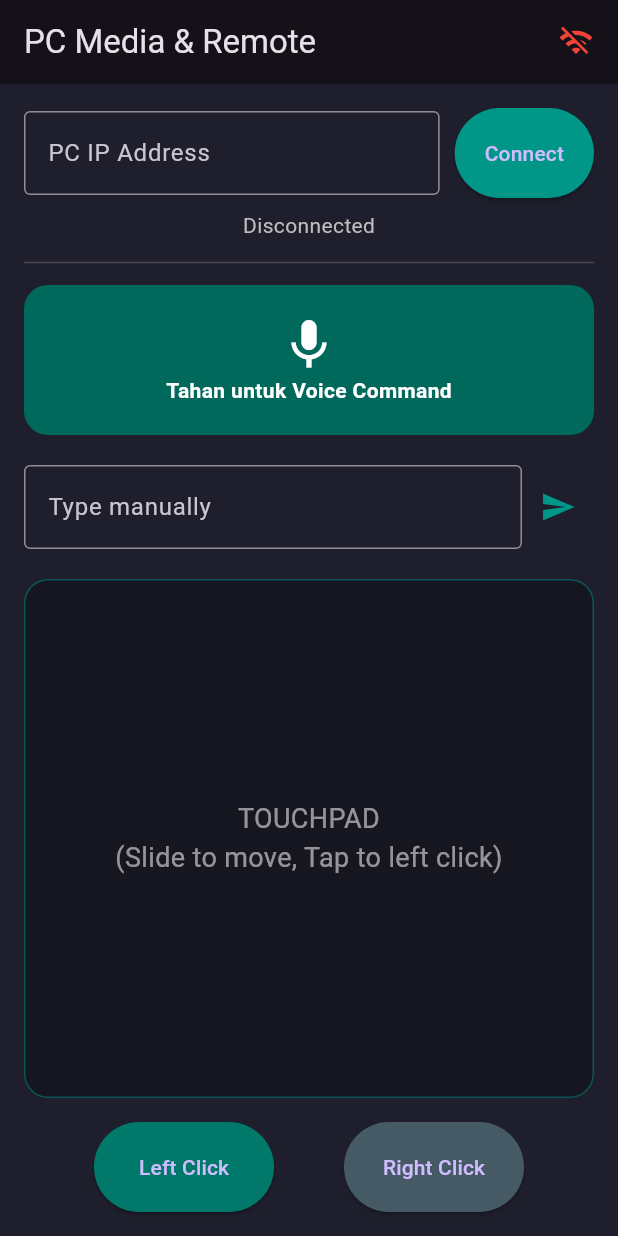
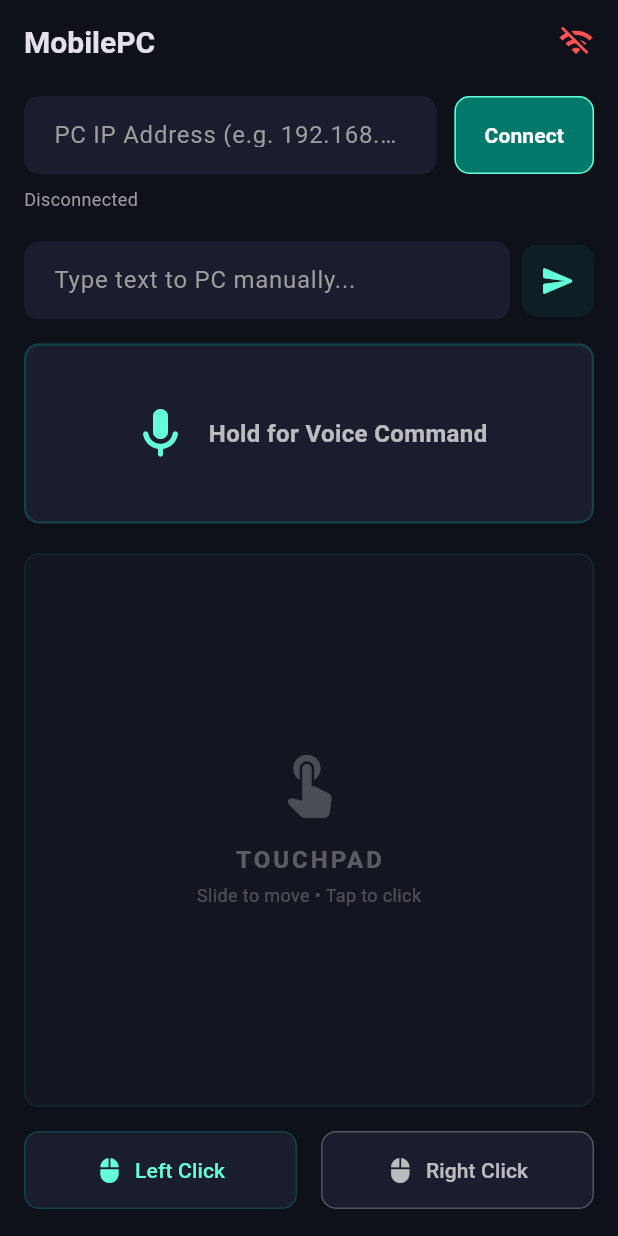
Before and after one commit to YRJ-10/Mobile-PC-Input-Control, a Flutter app: the screen it shows after launch, on a phone screen of 412 x 824 dp. Run offline on Flutter 3.47's test engine with Material 3 defaults, Android fonts, the phone set to English and light mode, and no system bars; our stand-ins replace permission_handler, speech_to_text.

Commit message:
Final ui tweak

```diff
--- a/flutter_client/lib/main.dart
+++ b/flutter_client/lib/main.dart
@@ -6,19 +6,24 @@
 import 'package:flutter/services.dart';
 
 void main() {
-  runApp(const MobilePCMediaApp());
+  runApp(const MobilePCApp());
 }
 
-class MobilePCMediaApp extends StatelessWidget {
-  const MobilePCMediaApp({super.key});
+class MobilePCApp extends StatelessWidget {
+  const MobilePCApp({super.key});
 
   @override
   Widget build(BuildContext context) {
     return MaterialApp(
-      title: 'PC Remote Control',
+      title: 'MobilePC',
+      debugShowCheckedModeBanner: false,
       theme: ThemeData.dark().copyWith(
-        primaryColor: Colors.teal,
-        scaffoldBackgroundColor: const Color(0xFF1E1E2C),
+        primaryColor: Colors.tealAccent,
+        scaffoldBackgroundColor: const Color(0xFF0F111A),
+        appBarTheme: const AppBarTheme(
+          backgroundColor: Color(0xFF0F111A),
+          elevation: 0,
+        ),
       ),
       home: const RemoteHomePage(),
     );
@@ -40,12 +45,10 @@
   bool _isConnected = false;
   String _statusMessage = "Disconnected";
 
-  // Speech to Text
   late stt.SpeechToText _speech;
   bool _isListening = false;
   String _lastRecognizedWords = "";
 
-  // Platform Channel untuk Low Latency Native Audio
   static const platform = MethodChannel('com.mobilepcmedia/audio');
 
   @override
@@ -75,7 +78,7 @@
     try {
       await platform.invokeMethod('startAudioReceiver');
     } on PlatformException catch (e) {
-      print("Gagal memulai Native Audio: '${e.message}'.");
+      print("Failed to start Native Audio: '${e.message}'.");
     }
   }
 
@@ -83,7 +86,7 @@
     try {
       await platform.invokeMethod('stopAudioReceiver');
     } on PlatformException catch (e) {
-      print("Gagal menghentikan Native Audio: '${e.message}'.");
+      print("Failed to stop Native Audio: '${e.message}'.");
     }
   }
 
@@ -94,8 +97,6 @@
     try {
       setState(() => _statusMessage = "Connecting...");
       _socket = await Socket.connect(ip, 8080, timeout: const Duration(seconds: 5));
-
-      // Matikan Nagle's Algorithm agar perintah langsung dikirim tanpa delay
       _socket!.setOption(SocketOption.tcpNoDelay, true);
 
       setState(() {
@@ -103,17 +104,12 @@
         _statusMessage = "Connected to $ip";
       });
 
-      // Mulai jalankan Audio Receiver di Native Kotlin (Bypass Flutter)
       _startNativeAudioReceiver();
 
       _socket!.listen(
         (data) {},
-        onError: (error) {
-          _disconnect();
-        },
-        onDone: () {
-          _disconnect();
-        },
+        onError: (error) => _disconnect(),
+        onDone: () => _disconnect(),
       );
     } catch (e) {
       setState(() => _statusMessage = "Connection failed: $e");
@@ -127,6 +123,35 @@
       _isConnected = false;
       _statusMessage = "Disconnected";
     });
+  }
+
+  void _confirmDisconnect() {
+    showDialog(
+      context: context,
+      builder: (ctx) => AlertDialog(
+        backgroundColor: const Color(0xFF1E1E2C),
+        shape: RoundedRectangleBorder(borderRadius: BorderRadius.circular(12)),
+        title: const Text('Disconnect?', style: TextStyle(color: Colors.white, fontWeight: FontWeight.bold)),
+        content: const Text('Are you sure you want to disconnect from the PC?', style: TextStyle(color: Colors.white70)),
+        actions: [
+          TextButton(
+            onPressed: () => Navigator.pop(ctx),
+            child: const Text('Cancel', style: TextStyle(color: Colors.grey)),
+          ),
+          ElevatedButton(
+            style: ElevatedButton.styleFrom(
+              backgroundColor: Colors.redAccent,
+              shape: RoundedRectangleBorder(borderRadius: BorderRadius.circular(8)),
+            ),
+            onPressed: () {
+              Navigator.pop(ctx);
+              _disconnect();
+            },
+            child: const Text('Disconnect', style: TextStyle(color: Colors.white)),
+          ),
+        ],
+      ),
+    );
   }
 
   void _sendCommand(Map<String, dynamic> command) {
@@ -146,7 +171,6 @@
     _accumulatedDy += details.delta.dy;
 
     final now = DateTime.now();
-    // Throttling 60 FPS
     if (now.difference(_lastPanTime).inMilliseconds >= 16) {
       const double sensitivity = 2.5;
       _sendCommand({
@@ -169,13 +193,13 @@
     if (text.isNotEmpty) {
       _sendCommand({"type": "TYPE_TEXT", "text": text});
       _textController.clear();
+      FocusScope.of(context).unfocus(); // Menutup keyboard setelah send
     }
   }
 
-  // --- VOICE COMMAND (Real-time Typing) ---
+  // --- VOICE COMMAND ---
   void _startListening() async {
     if (!_isConnected) return;
-
     bool available = await _speech.initialize(
       onStatus: (val) {
         if (val == 'done' || val == 'notListening') {
@@ -193,14 +217,12 @@
       _speech.listen(
         onResult: (val) {
           String recognizedWords = val.recognizedWords;
-
           if (recognizedWords.startsWith(_lastRecognizedWords)) {
             String newWords = recognizedWords.substring(_lastRecognizedWords.length);
             if (newWords.isNotEmpty) {
               _sendCommand({"type": "TYPE_TEXT", "text": newWords});
             }
           }
-
           _lastRecognizedWords = recognizedWords;
         },
         listenMode: stt.ListenMode.dictation,
@@ -210,104 +232,150 @@
 
   void _stopListening() {
     _speech.stop();
-    setState(() {
-      _isListening = false;
-    });
+    setState(() => _isListening = false);
+  }
+
+  InputDecoration _modernInputDecoration(String label) {
+    return InputDecoration(
+      labelText: label,
+      labelStyle: const TextStyle(color: Colors.grey),
+      filled: true,
+      fillColor: const Color(0xFF1A1D2D),
+      contentPadding: const EdgeInsets.symmetric(horizontal: 16, vertical: 14),
+      border: OutlineInputBorder(
+        borderRadius: BorderRadius.circular(10),
+        borderSide: BorderSide.none,
+      ),
+      focusedBorder: OutlineInputBorder(
+        borderRadius: BorderRadius.circular(10),
+        borderSide: const BorderSide(color: Colors.tealAccent, width: 1.5),
+      ),
+    );
   }
 
   @override
   Widget build(BuildContext context) {
     return Scaffold(
+      resizeToAvoidBottomInset: false, // Mencegah overflow saat keyboard muncul
       appBar: AppBar(
-        title: const Text('PC Media & Remote'),
+        title: const Text('MobilePC', style: TextStyle(fontWeight: FontWeight.w600, fontSize: 20)),
         actions: [
+          if (_isConnected) ...[
+            const Icon(Icons.speaker_group, color: Colors.tealAccent, size: 20),
+            const SizedBox(width: 6),
+            const Center(child: Text('Audio ON', style: TextStyle(color: Colors.tealAccent, fontSize: 13, fontWeight: FontWeight.bold))),
+            const SizedBox(width: 16),
+          ],
           Icon(_isConnected ? Icons.wifi : Icons.wifi_off,
-              color: _isConnected ? Colors.green : Colors.red),
+              color: _isConnected ? Colors.greenAccent : Colors.redAccent, size: 24),
           const SizedBox(width: 16),
         ],
       ),
-      body: Padding(
-        padding: const EdgeInsets.all(16.0),
+      // Membungkus body dengan GestureDetector agar bisa unfocus saat klik di luar area text field
+      body: GestureDetector(
+        onTap: () => FocusScope.of(context).unfocus(),
+        behavior: HitTestBehavior.translucent,
+        child: Padding(
+          padding: const EdgeInsets.symmetric(horizontal: 16.0, vertical: 8.0),
           child: Column(
             children: [
-            // Connection Area
+              // Area Koneksi
               Row(
                 children: [
                   Expanded(
                     child: TextField(
                       controller: _ipController,
-                    decoration: const InputDecoration(
-                      labelText: 'PC IP Address',
-                      hintText: 'e.g., 192.168.1.15',
-                      border: OutlineInputBorder(),
-                    ),
-                    keyboardType: TextInputType.numberWithOptions(decimal: true),
+                      decoration: _modernInputDecoration('PC IP Address (e.g. 192.168.1.9)'),
+                      keyboardType: const TextInputType.numberWithOptions(decimal: true),
+                      style: const TextStyle(color: Colors.white, fontWeight: FontWeight.bold),
                     ),
                   ),
-                const SizedBox(width: 10),
+                  const SizedBox(width: 12),
                   ElevatedButton(
-                  onPressed: _isConnected ? _disconnect : _connectToServer,
+                    onPressed: _isConnected ? _confirmDisconnect : _connectToServer,
                     style: ElevatedButton.styleFrom(
-                    backgroundColor: _isConnected ? Colors.red : Colors.teal,
-                    padding: const EdgeInsets.symmetric(vertical: 20, horizontal: 20),
+                      backgroundColor: _isConnected ? const Color(0xFF2A1515) : Colors.teal.shade700,
+                      foregroundColor: _isConnected ? Colors.redAccent : Colors.white,
+                      side: BorderSide(color: _isConnected ? Colors.redAccent : Colors.tealAccent, width: 1),
+                      shape: RoundedRectangleBorder(borderRadius: BorderRadius.circular(10)),
+                      padding: const EdgeInsets.symmetric(vertical: 16, horizontal: 20),
+                      elevation: 0,
                     ),
-                  child: Text(_isConnected ? 'Disconnect' : 'Connect'),
+                    child: Text(
+                      _isConnected ? 'Disconnect' : 'Connect',
+                      style: const TextStyle(fontWeight: FontWeight.bold, fontSize: 14),
+                    ),
                   ),
                 ],
               ),
               const SizedBox(height: 8),
-            Text(_statusMessage, style: TextStyle(color: Colors.grey[400])),
-            const Divider(height: 30),
+              Align(
+                alignment: Alignment.centerLeft,
+                child: Text(_statusMessage, style: TextStyle(color: _isConnected ? Colors.greenAccent : Colors.grey[500], fontSize: 12)),
+              ),
+              const SizedBox(height: 20),
 
-            // Voice Command Button
+              // Text Input
+              Row(
+                children: [
+                  Expanded(
+                    child: TextField(
+                      controller: _textController,
+                      decoration: _modernInputDecoration('Type text to PC manually...'),
+                      style: const TextStyle(color: Colors.white),
+                      onSubmitted: (_) => _sendText(),
+                    ),
+                  ),
+                  const SizedBox(width: 8),
+                  Container(
+                    decoration: BoxDecoration(
+                      color: Colors.teal.withOpacity(0.1),
+                      borderRadius: BorderRadius.circular(10),
+                    ),
+                    child: IconButton(
+                      icon: const Icon(Icons.send_rounded, color: Colors.tealAccent),
+                      onPressed: _sendText,
+                    ),
+                  ),
+                ],
+              ),
+              const SizedBox(height: 16),
+
+              // Voice Command (Diperbesar Vertikal)
               GestureDetector(
                 onLongPressStart: (_) => _startListening(),
                 onLongPressEnd: (_) => _stopListening(),
                 child: AnimatedContainer(
                   duration: const Duration(milliseconds: 200),
-                height: 100,
+                  height: 120, // Tinggi ditambah
                   width: double.infinity,
                   decoration: BoxDecoration(
-                  color: _isListening ? Colors.redAccent : Colors.teal.shade800,
-                  borderRadius: BorderRadius.circular(16),
+                    color: _isListening ? Colors.redAccent.withOpacity(0.9) : const Color(0xFF1A1D2D),
+                    borderRadius: BorderRadius.circular(10),
+                    border: Border.all(
+                      color: _isListening ? Colors.redAccent : Colors.teal.withOpacity(0.3),
+                      width: 1.5
+                    ),
                     boxShadow: _isListening
-                    ? [BoxShadow(color: Colors.redAccent.withOpacity(0.6), blurRadius: 20, spreadRadius: 5)]
+                      ? [BoxShadow(color: Colors.redAccent.withOpacity(0.4), blurRadius: 15, spreadRadius: 0)]
                       : [],
                   ),
-                child: Center(
-                  child: Column(
+                  child: Row(
                     mainAxisAlignment: MainAxisAlignment.center,
                     children: [
-                      Icon(Icons.mic, size: 40, color: Colors.white),
+                      Icon(Icons.mic_rounded, size: 40, color: _isListening ? Colors.white : Colors.tealAccent), // Ikon sedikit diperbesar
+                      const SizedBox(width: 12),
                       Text(
-                        _isListening ? 'Mendengarkan... (Lepas untuk stop)' : 'Tahan untuk Voice Command',
-                        style: const TextStyle(color: Colors.white, fontWeight: FontWeight.bold),
+                        _isListening ? 'Listening... (Release to Stop)' : 'Hold for Voice Command',
+                        style: TextStyle(
+                          color: _isListening ? Colors.white : Colors.white70,
+                          fontWeight: FontWeight.bold,
+                          fontSize: 16,
+                        ),
                       ),
                     ],
                   ),
                 ),
-              ),
-            ),
-            const SizedBox(height: 20),
-
-            // Text Input Area
-            Row(
-              children: [
-                Expanded(
-                  child: TextField(
-                    controller: _textController,
-                    decoration: const InputDecoration(
-                      labelText: 'Type manually',
-                      border: OutlineInputBorder(),
-                    ),
-                    onSubmitted: (_) => _sendText(),
-                  ),
-                ),
-                IconButton(
-                  icon: const Icon(Icons.send, color: Colors.teal),
-                  onPressed: _sendText,
-                ),
-              ],
               ),
               const SizedBox(height: 20),
 
@@ -319,15 +387,26 @@
                   child: Container(
                     width: double.infinity,
                     decoration: BoxDecoration(
-                    color: Colors.black26,
-                    borderRadius: BorderRadius.circular(16),
-                    border: Border.all(color: Colors.teal.withOpacity(0.5)),
+                      color: const Color(0xFF131520),
+                      borderRadius: BorderRadius.circular(10),
+                      border: Border.all(color: Colors.teal.withOpacity(0.15), width: 1),
                     ),
-                  child: const Center(
-                    child: Text(
-                      'TOUCHPAD\n(Slide to move, Tap to left click)',
-                      textAlign: TextAlign.center,
-                      style: TextStyle(color: Colors.white54, fontSize: 18),
+                    child: Center(
+                      child: Column(
+                        mainAxisAlignment: MainAxisAlignment.center,
+                        children: [
+                          Icon(Icons.touch_app_rounded, color: Colors.white24, size: 48),
+                          const SizedBox(height: 12),
+                          const Text(
+                            'TOUCHPAD',
+                            style: TextStyle(color: Colors.white30, fontSize: 16, fontWeight: FontWeight.bold, letterSpacing: 2),
+                          ),
+                          const SizedBox(height: 4),
+                          const Text(
+                            'Slide to move • Tap to click',
+                            style: TextStyle(color: Colors.white24, fontSize: 12),
+                          ),
+                        ],
                       ),
                     ),
                   ),
@@ -339,25 +418,42 @@
               Row(
                 mainAxisAlignment: MainAxisAlignment.spaceEvenly,
                 children: [
-                ElevatedButton(
+                  Expanded(
+                    child: ElevatedButton.icon(
                       onPressed: () => _sendCommand({"type": "MOUSE_CLICK", "button": "left"}),
+                      icon: const Icon(Icons.mouse, size: 18),
+                      label: const Text('Left Click'),
                       style: ElevatedButton.styleFrom(
-                    minimumSize: const Size(120, 60),
-                    backgroundColor: Colors.teal.shade700,
+                        padding: const EdgeInsets.symmetric(vertical: 16),
+                        backgroundColor: const Color(0xFF1A1D2D),
+                        foregroundColor: Colors.tealAccent,
+                        shape: RoundedRectangleBorder(borderRadius: BorderRadius.circular(10)),
+                        side: BorderSide(color: Colors.teal.withOpacity(0.3), width: 1),
+                        elevation: 0,
                       ),
-                  child: const Text('Left Click'),
                     ),
-                ElevatedButton(
+                  ),
+                  const SizedBox(width: 16),
+                  Expanded(
+                    child: ElevatedButton.icon(
                       onPressed: () => _sendCommand({"type": "MOUSE_CLICK", "button": "right"}),
+                      icon: const Icon(Icons.mouse, size: 18),
+                      label: const Text('Right Click'),
                       style: ElevatedButton.styleFrom(
-                    minimumSize: const Size(120, 60),
-                    backgroundColor: Colors.blueGrey.shade700,
+                        padding: const EdgeInsets.symmetric(vertical: 16),
+                        backgroundColor: const Color(0xFF1A1D2D),
+                        foregroundColor: Colors.white70,
+                        shape: RoundedRectangleBorder(borderRadius: BorderRadius.circular(10)),
+                        side: const BorderSide(color: Colors.white24, width: 1),
+                        elevation: 0,
                       ),
-                  child: const Text('Right Click'),
+                    ),
                   ),
                 ],
               ),
+              const SizedBox(height: 10),
             ],
+          ),
         ),
       ),
     );
```
Also changed, not shown: app_icon.png (added), 2 other files. Lines whose indentation alone changed are shown as unchanged.
